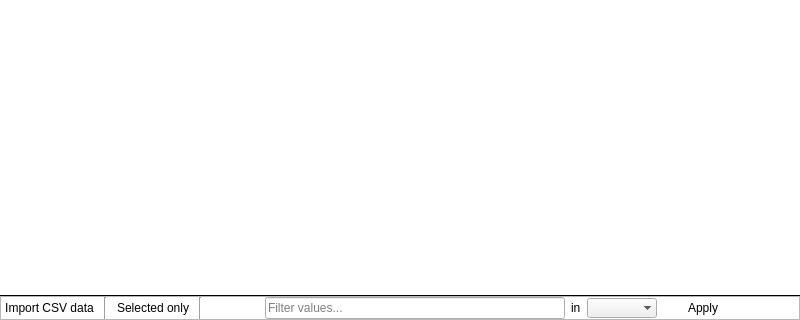
The window that plugins/perspective/GraphPerspective/designer/SpreadViewTableWidget.ui (vadivelselvaraj/TulipGLImprovement) describes before a commit, drawn with Qt 5; both pictures show x 0 to 800 and y 369 to 689 of the 800 by 689 pixel window.
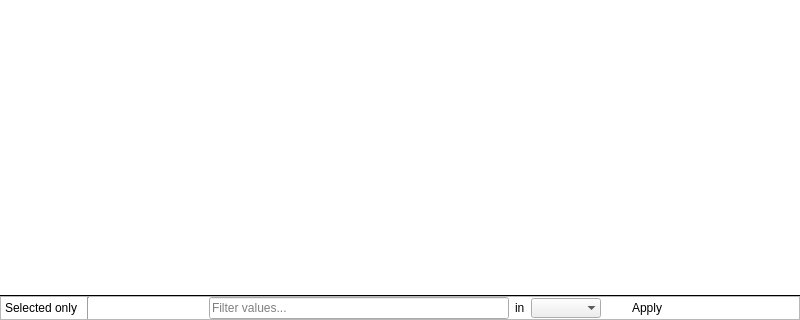
The same window after the commit. Icons and pictures are not drawn. Custom widgets are drawn as their Qt base class.

Commit message: Moved CSV Import button

Patch:
```diff
--- a/plugins/perspective/GraphPerspective/designer/SpreadViewTableWidget.ui
+++ b/plugins/perspective/GraphPerspective/designer/SpreadViewTableWidget.ui
@@ -83,23 +83,6 @@
       <property name="margin">
        <number>0</number>
       </property>
-      <item>
-       <widget class="QPushButton" name="importCSVPushButton">
-        <property name="text">
-         <string>Import CSV data</string>
-        </property>
-        <property name="flat">
-         <bool>true</bool>
-        </property>
-       </widget>
-      </item>
-      <item>
-       <widget class="Line" name="line">
-        <property name="orientation">
-         <enum>Qt::Vertical</enum>
-        </property>
-       </widget>
-      </item>
       <item>
        <widget class="QPushButton" name="showOnlySelectedElementsCheckBox">
         <property name="maximumSize">
```
The commit also changes 7 other files.
